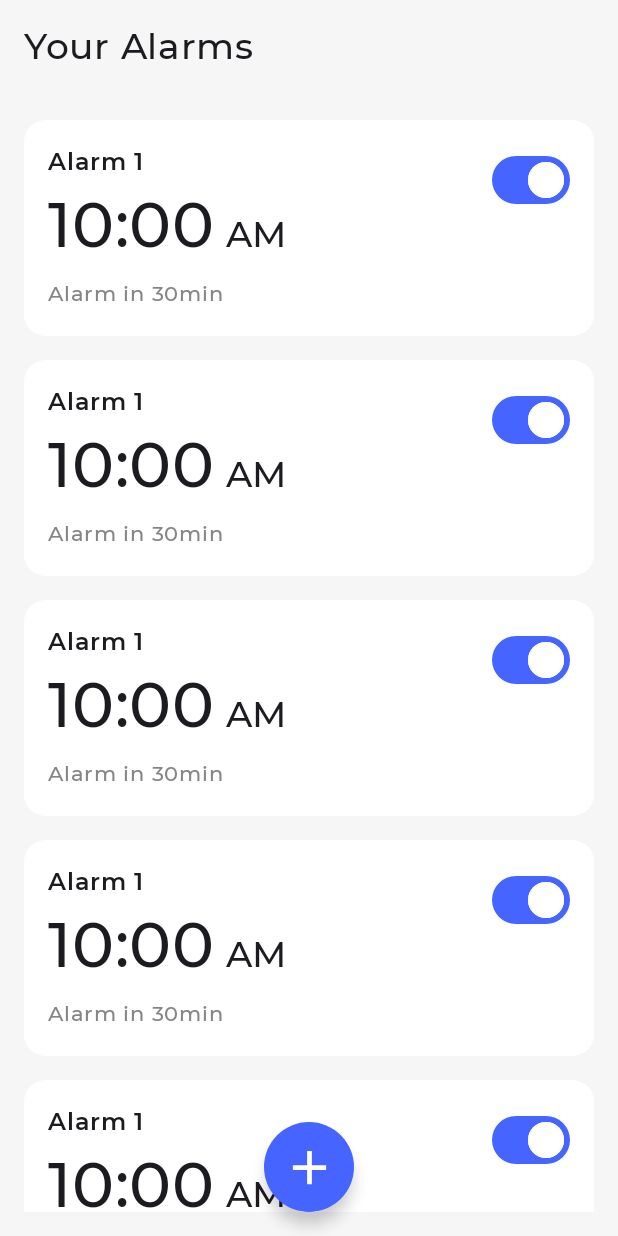
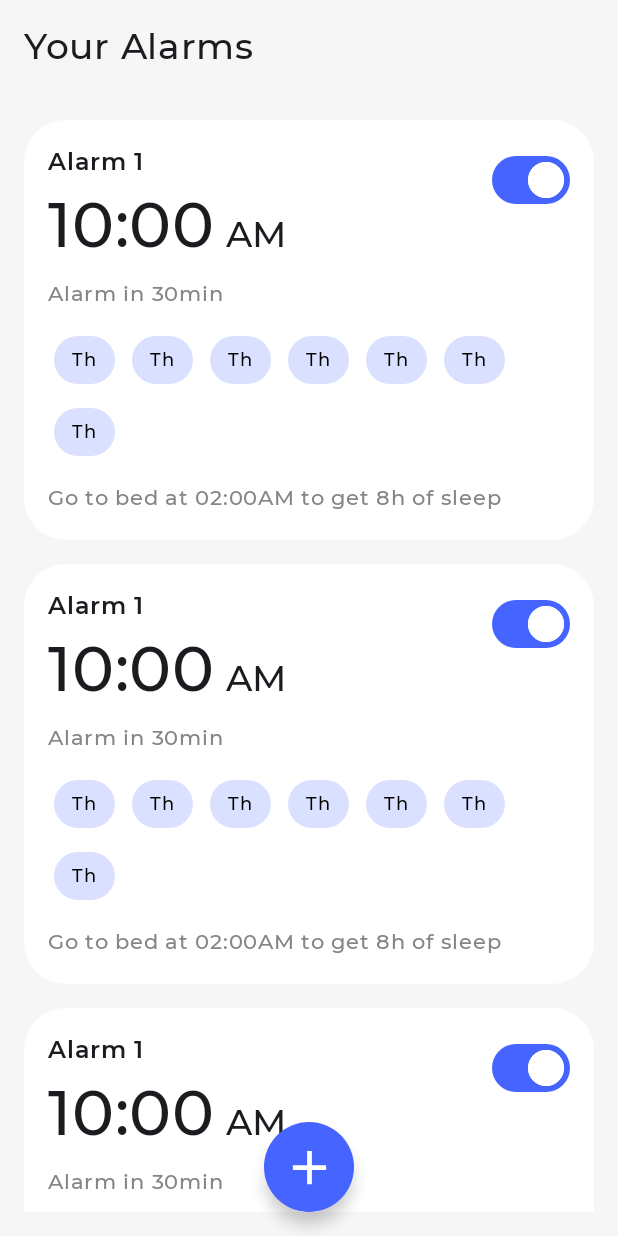
Before and after one commit to JesusHzC/snoozeloo, an Android app built with Jetpack Compose: the MyAlarms screen opened through its navigation route, on a phone screen of 412 x 824 dp. Run offline under Robolectric (Android 15) with nearby library versions, the phone set to English and light mode, and no system bars; Roboto replaces fonts that are not available here.

Commit message:
-Finish MyAlarmsScreen -Create navigation for SettingAlarmScreen

```diff
--- a/app/src/main/java/com/jesushz/snoozeloo/presentation/MainActivity.kt
+++ b/app/src/main/java/com/jesushz/snoozeloo/presentation/MainActivity.kt
@@ -12,6 +12,7 @@ import androidx.navigation.compose.rememberNavController
 import androidx.navigation.navigation
 import com.jesushz.snoozeloo.presentation.components.Route
 import com.jesushz.snoozeloo.presentation.my_alarms.MyAlarmsScreenRoot
+import com.jesushz.snoozeloo.presentation.setting_alarm.SettingAlarmScreenRoot
 import com.jesushz.snoozeloo.presentation.theme.SnoozelooTheme
 import kotlinx.coroutines.delay
 import kotlinx.coroutines.launch
@@ -38,10 +39,14 @@ class MainActivity : ComponentActivity() {
                     startDestination = Route.SnoozeGraph
                 ) {
                     navigation<Route.SnoozeGraph>(
-                        startDestination = Route.MyAlarms
+                        startDestination = Route.SettingAlarm
                     ) {
                         composable<Route.MyAlarms> {
                             MyAlarmsScreenRoot()
+                        }
+
+                        composable<Route.SettingAlarm> {
+                            SettingAlarmScreenRoot()
                         }
                     }
                 }
--- /dev/null
+++ b/app/src/main/java/com/jesushz/snoozeloo/presentation/components/ContentCard.kt
@@ -0,0 +1,37 @@
+package com.jesushz.snoozeloo.presentation.components
+
+import androidx.compose.foundation.layout.size
+import androidx.compose.foundation.shape.RoundedCornerShape
+import androidx.compose.material3.MaterialTheme
+import androidx.compose.material3.Surface
+import androidx.compose.runtime.Composable
+import androidx.compose.ui.Modifier
+import androidx.compose.ui.graphics.Color
+import androidx.compose.ui.tooling.preview.Preview
+import androidx.compose.ui.unit.dp
+
+@Composable
+fun ContentCard(
+    modifier: Modifier = Modifier,
+    content: @Composable () -> Unit
+) {
+    Surface(
+        modifier = modifier,
+        color = Color.White,
+        shape = RoundedCornerShape(10),
+        content = content
+    )
+}
+
+@Preview
+@Composable
+private fun ContentCardPreview() {
+    MaterialTheme {
+        ContentCard(
+            modifier = Modifier
+                .size(100.dp)
+        ) {
+
+        }
+    }
+}
--- /dev/null
+++ b/app/src/main/java/com/jesushz/snoozeloo/presentation/components/DayCard.kt
@@ -0,0 +1,62 @@
+package com.jesushz.snoozeloo.presentation.components
+
+import androidx.compose.foundation.layout.Box
+import androidx.compose.foundation.layout.padding
+import androidx.compose.foundation.shape.RoundedCornerShape
+import androidx.compose.material3.MaterialTheme
+import androidx.compose.material3.Surface
+import androidx.compose.material3.Text
+import androidx.compose.runtime.Composable
+import androidx.compose.ui.Alignment
+import androidx.compose.ui.Modifier
+import androidx.compose.ui.graphics.Color
+import androidx.compose.ui.tooling.preview.Preview
+import androidx.compose.ui.unit.dp
+
+@Composable
+fun DayCard(
+    modifier: Modifier = Modifier,
+    isActivated: Boolean,
+    onDayClick: () -> Unit,
+    content: @Composable () -> Unit
+) {
+    Surface(
+        modifier = modifier,
+        shape = RoundedCornerShape(50),
+        color = if (isActivated)
+            MaterialTheme.colorScheme.primary
+        else
+            MaterialTheme.colorScheme.primary.copy(alpha = 0.2f),
+        contentColor = if (isActivated)
+            Color.White
+        else
+            Color.Black,
+        onClick = onDayClick
+    ) {
+        Box(
+            modifier = modifier
+                .padding(
+                    horizontal = 12.dp,
+                    vertical = 4.dp
+                ),
+            contentAlignment = Alignment.Center
+        ) {
+            content()
+        }
+    }
+}
+
+@Preview
+@Composable
+private fun DayCardPreview() {
+    MaterialTheme {
+        DayCard(
+            isActivated = false,
+            onDayClick = {}
+        ) {
+            Text(
+                text = "Th"
+            )
+        }
+    }
+}
--- a/app/src/main/java/com/jesushz/snoozeloo/presentation/components/Route.kt
+++ b/app/src/main/java/com/jesushz/snoozeloo/presentation/components/Route.kt
@@ -10,4 +10,7 @@ sealed interface Route {
     @Serializable
     data object MyAlarms : Route
 
+    @Serializable
+    data object SettingAlarm : Route
+
 }
--- a/app/src/main/java/com/jesushz/snoozeloo/presentation/my_alarms/components/AlarmCard.kt
+++ b/app/src/main/java/com/jesushz/snoozeloo/presentation/my_alarms/components/AlarmCard.kt
@@ -1,8 +1,13 @@
+@file:OptIn(ExperimentalLayoutApi::class, ExperimentalLayoutApi::class)
+
 package com.jesushz.snoozeloo.presentation.my_alarms.components
 
 import androidx.compose.foundation.background
+import androidx.compose.foundation.layout.Arrangement
 import androidx.compose.foundation.layout.Box
 import androidx.compose.foundation.layout.Column
+import androidx.compose.foundation.layout.ExperimentalLayoutApi
+import androidx.compose.foundation.layout.FlowRow
 import androidx.compose.foundation.layout.Row
 import androidx.compose.foundation.layout.Spacer
 import androidx.compose.foundation.layout.fillMaxWidth
@@ -11,9 +16,7 @@ import androidx.compose.foundation.layout.heightIn
 import androidx.compose.foundation.layout.padding
 import androidx.compose.foundation.layout.size
 import androidx.compose.foundation.shape.CircleShape
-import androidx.compose.foundation.shape.RoundedCornerShape
 import androidx.compose.material3.MaterialTheme
-import androidx.compose.material3.Surface
 import androidx.compose.material3.Switch
 import androidx.compose.material3.SwitchDefaults
 import androidx.compose.material3.Text
@@ -21,13 +24,15 @@ import androidx.compose.runtime.Composable
 import androidx.compose.ui.Alignment
 import androidx.compose.ui.Modifier
 import androidx.compose.ui.draw.clip
-import androidx.compose.ui.graphics.Color
 import androidx.compose.ui.text.SpanStyle
 import androidx.compose.ui.text.buildAnnotatedString
 import androidx.compose.ui.text.font.FontWeight
 import androidx.compose.ui.text.withStyle
+import androidx.compose.ui.tooling.preview.Preview
 import androidx.compose.ui.unit.dp
 import androidx.compose.ui.unit.sp
+import com.jesushz.snoozeloo.presentation.components.ContentCard
+import com.jesushz.snoozeloo.presentation.components.DayCard
 import com.jesushz.snoozeloo.presentation.theme.LightGray
 import com.jesushz.snoozeloo.presentation.theme.MontserratFamily
 
@@ -35,17 +40,19 @@ import com.jesushz.snoozeloo.presentation.theme.MontserratFamily
 fun AlarmCard(
     modifier: Modifier = Modifier
 ) {
-   Surface(
+   ContentCard(
        modifier = modifier
            .fillMaxWidth()
-           .heightIn(max = 200.dp),
-       color = Color.White,
-       shape = RoundedCornerShape(10)
+           .heightIn(max = 300.dp)
+   ) {
+       Column(
+           modifier = Modifier
+               .fillMaxWidth()
+               .padding(16.dp)
        ) {
            Row(
                modifier = Modifier
-               .fillMaxWidth()
-               .padding(16.dp),
+                   .fillMaxWidth(),
                verticalAlignment = Alignment.Top
            ) {
                Column(
@@ -119,5 +126,42 @@ fun AlarmCard(
                    )
                }
            }
+           Spacer(modifier = Modifier.height(8.dp))
+           FlowRow(
+               modifier = Modifier
+                   .fillMaxWidth(),
+               horizontalArrangement = Arrangement.spacedBy(4.dp)
+           ) {
+               repeat(7) {
+                   DayCard(
+                       isActivated = false,
+                       onDayClick = {}
+                   ) {
+                       Text(
+                           text = "Th",
+                           fontFamily = MontserratFamily,
+                           fontWeight = FontWeight.Medium,
+                           fontSize = 12.sp
+                       )
                    }
                }
+           }
+           Spacer(modifier = Modifier.height(8.dp))
+           Text(
+               text = "Go to bed at 02:00AM to get 8h of sleep",
+               fontFamily = MontserratFamily,
+               fontWeight = FontWeight.Medium,
+               fontSize = 14.sp,
+               color = LightGray
+           )
+       }
+   }
+}
+
+@Preview
+@Composable
+private fun AlarmCardPreview() {
+    MaterialTheme {
+        AlarmCard()
+    }
+}
--- a/app/src/main/java/com/jesushz/snoozeloo/presentation/my_alarms/components/FloatingButton.kt
+++ b/app/src/main/java/com/jesushz/snoozeloo/presentation/my_alarms/components/FloatingButton.kt
@@ -37,7 +37,7 @@ fun FloatingButton(
 
 @Preview(showBackground = true)
 @Composable
-fun FloatingButtonPreview() {
+private fun FloatingButtonPreview() {
     MaterialTheme {
         FloatingButton(
             onButtonClick = {}
--- a/app/src/main/java/com/jesushz/snoozeloo/presentation/theme/Color.kt
+++ b/app/src/main/java/com/jesushz/snoozeloo/presentation/theme/Color.kt
@@ -12,3 +12,5 @@ val Primary = Color(0xFF4664FF)
 val OnPrimary = Color(0xFFFFFFFF)
 val LightGray = Color(0xFF858585)
 val Secondary = Color(0xFFBCC6FF)
+
+val DisableButton = Color(0xFFE6E6E6)
--- a/app/src/main/res/values/strings.xml
+++ b/app/src/main/res/values/strings.xml
@@ -3,4 +3,6 @@
     <string name="your_alarms">Your Alarms</string>
     <string name="new_alarm">New alarm</string>
     <string name="no_alarms">It\'s empty! Add the first alarm so you\ndon\'t miss an important moment!</string>
+    <string name="save">Save</string>
+    <string name="close">Close</string>
 </resources>
```
Also changed, not shown: app/src/main/java/com/jesushz/snoozeloo/presentation/my_alarms/components/EmptyAlarms.kt (+10 -0 lines), app/src/main/java/com/jesushz/snoozeloo/presentation/my_alarms/components/ListAlarms.kt (+12 -0 lines), app/src/main/java/com/jesushz/snoozeloo/presentation/setting_alarm/SettingAlarmScreen.kt (added, +62 -0 lines), app/src/main/java/com/jesushz/snoozeloo/presentation/setting_alarm/components/CloseButton.kt (added, +58 -0 lines), app/src/main/java/com/jesushz/snoozeloo/presentation/setting_alarm/components/SaveButton.kt (added, +54 -0 lines). Lines whose indentation alone changed are shown as unchanged.
